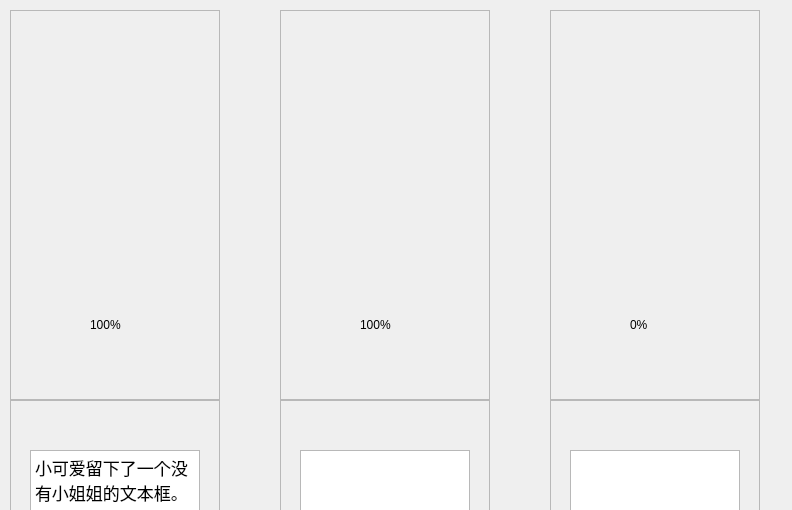
Old version of the form wish_bottle.ui in the repository X-wenhao/bookkeeping; both pictures show x 0 to 792 and y 0 to 510 of the 792 by 768 pixel window.
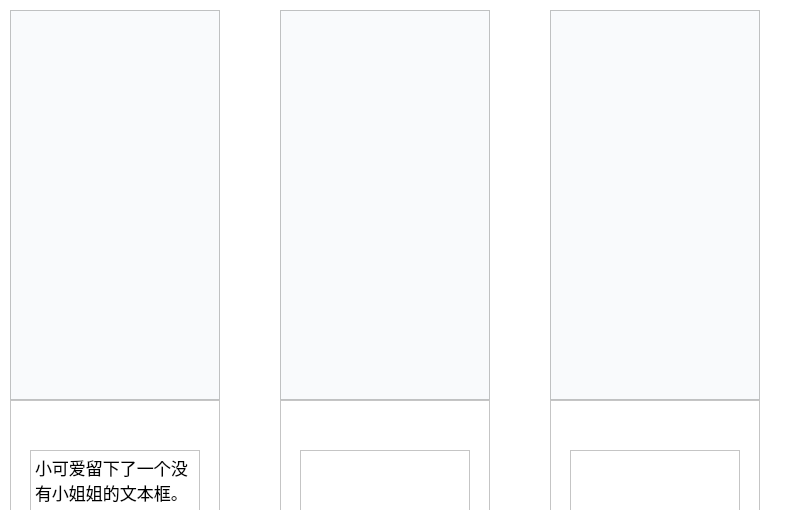
New version of the form. Icons and pictures are not drawn.

What changed in the file:
```diff
--- a/wish_bottle.ui
+++ b/wish_bottle.ui
@@ -13,6 +13,9 @@
   <property name="windowTitle">
    <string>Form</string>
   </property>
+  <property name="styleSheet">
+   <string notr="true">background-color: rgb(255, 255, 255);</string>
+  </property>
   <widget class="QFrame" name="wish_1">
    <property name="geometry">
     <rect>
@@ -22,6 +25,9 @@
      <height>390</height>
     </rect>
    </property>
+   <property name="styleSheet">
+    <string notr="true">background-color: rgb(249, 250, 252);</string>
+   </property>
    <property name="frameShape">
     <enum>QFrame::StyledPanel</enum>
    </property>
@@ -208,6 +214,9 @@
      <height>390</height>
     </rect>
    </property>
+   <property name="styleSheet">
+    <string notr="true">background-color: rgb(249, 250, 252);</string>
+   </property>
    <property name="frameShape">
     <enum>QFrame::StyledPanel</enum>
    </property>
@@ -269,6 +278,9 @@
      <height>390</height>
     </rect>
    </property>
+   <property name="styleSheet">
+    <string notr="true">background-color: rgb(249, 250, 252);</string>
+   </property>
    <property name="frameShape">
     <enum>QFrame::StyledPanel</enum>
    </property>
```
Left out of the diff: 3 changed lines with no effect on the pictures.
